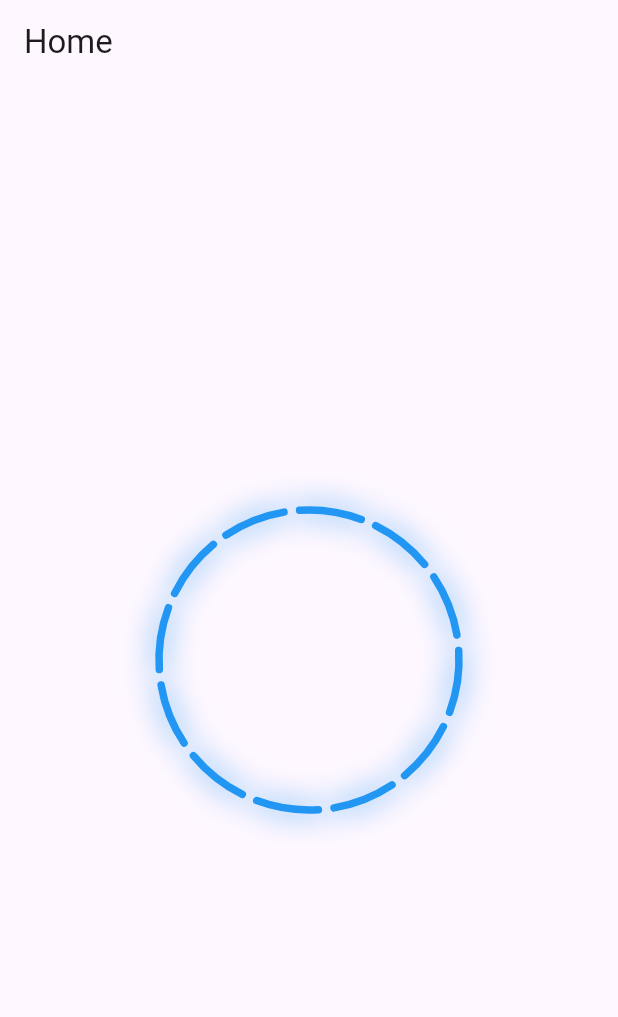
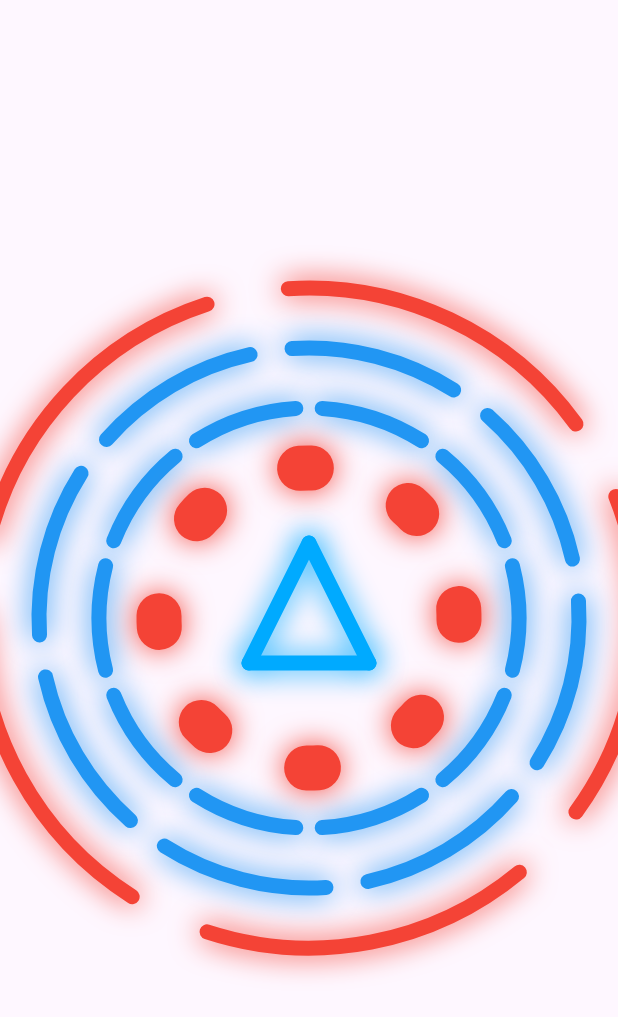
Before and after one commit to AngKhntKyw/custom_loadings, a Flutter app: the screen it shows after launch, on a phone screen of 412 x 824 dp. Shown: the top 1017 px of the screen. Run offline on Flutter 3.47's test engine with Material 3 defaults, Android fonts, the light colour scheme and no system bars; our stand-ins replace get.

Commit message:
create arc reactor

```diff
--- /dev/null
+++ b/lib/controller/circle_controller.dart
@@ -0,0 +1,29 @@
+import 'package:get/get.dart';
+import 'package:flutter/material.dart';
+
+class DottedCircleController extends GetxController
+    with GetSingleTickerProviderStateMixin {
+  late AnimationController animationController;
+  final rotationAngle = 0.0.obs; // Make rotationAngle observable
+
+  @override
+  void onInit() {
+    super.onInit();
+    // Initialize the animation controller
+    animationController = AnimationController(
+      vsync: this,
+      duration: Duration(seconds: 30), // Rotation speed
+    )..repeat(); // Start continuous rotation
+
+    // Listen to animation updates and update rotationAngle
+    animationController.addListener(() {
+      rotationAngle.value = animationController.value * 2 * 3.1416;
+    });
+  }
+
+  @override
+  void onClose() {
+    animationController.dispose(); // Dispose the controller
+    super.onClose();
+  }
+}
--- a/lib/pages/home_page.dart
+++ b/lib/pages/home_page.dart
@@ -1,4 +1,5 @@
 import 'package:custom_loadings/widgets/dotted_circle.dart';
+import 'package:custom_loadings/widgets/triangle.dart';
 import 'package:flutter/material.dart';
 
 class HomePage extends StatefulWidget {
@@ -12,19 +13,61 @@ class _HomePageState extends State<HomePage> {
   @override
   Widget build(BuildContext context) {
     return Scaffold(
-      appBar: AppBar(
-        title: const Text("Home"),
-      ),
       body: Center(
-        child: DottedCircle(
-          dotCount: 12,
-          radius: 100,
-          dotColor: Colors.blue,
-          strokeWidth: 5,
-          shadowColor: Colors.blue,
-          shadowBlurRadius: 10.0,
-          gapRatio: 0.2,
-          rotatingRight: false,
+        child: Stack(
+          alignment: Alignment.center,
+          children: [
+            DottedCircle(
+              dotCount: 5,
+              radius: 220,
+              dotColor: Colors.red,
+              strokeWidth: 10,
+              shadowColor: Colors.red,
+              shadowBlurRadius: 10.0,
+              gapRatio: 0.2,
+              rotatingRight: false,
+            ),
+            DottedCircle(
+              dotCount: 8,
+              radius: 180,
+              dotColor: Colors.blue,
+              strokeWidth: 10,
+              shadowColor: Colors.blue,
+              shadowBlurRadius: 10.0,
+              gapRatio: 0.2,
+              rotatingRight: false,
+            ),
+            DottedCircle(
+              dotCount: 10,
+              radius: 140,
+              dotColor: Colors.blue,
+              strokeWidth: 10,
+              shadowColor: Colors.blue,
+              shadowBlurRadius: 10.0,
+              gapRatio: 0.2,
+              rotatingRight: true,
+            ),
+            DottedCircle(
+              dotCount: 8,
+              radius: 100,
+              dotColor: Colors.red,
+              strokeWidth: 30,
+              shadowColor: Colors.red,
+              shadowBlurRadius: 10.0,
+              gapRatio: 0.9,
+              rotatingRight: false,
+            ),
+            Positioned(
+              top: 170,
+              child: TriangleWidget(
+                lineColor: const Color.fromARGB(255, 0, 170, 255),
+                strokeWidth: 10,
+                shadowColor: const Color.fromARGB(255, 0, 170, 255),
+                shadowBlurRadius: 10,
+                radius: 40,
+              ),
+            ),
+          ],
         ),
       ),
     );
--- a/lib/widgets/dotted_circle.dart
+++ b/lib/widgets/dotted_circle.dart
@@ -1,6 +1,9 @@
+import 'package:custom_loadings/controller/circle_controller.dart';
 import 'package:flutter/material.dart';
+import 'package:get/get.dart';
+import 'package:custom_loadings/widgets/dotted_circle_painter.dart';
 
-class DottedCircle extends StatefulWidget {
+class DottedCircle extends StatelessWidget {
   final int dotCount;
   final double radius;
   final Color dotColor;
@@ -23,132 +26,28 @@ class DottedCircle extends StatefulWidget {
   });
 
   @override
-  State<DottedCircle> createState() => _DottedCircleState();
-}
+  Widget build(BuildContext context) {
+    // Initialize the controller using GetX
+    final DottedCircleController controller = Get.put(DottedCircleController());
 
-class _DottedCircleState extends State<DottedCircle>
-    with SingleTickerProviderStateMixin {
-  late AnimationController _controller;
+    return Obx(() {
+      final rotationAngle = controller.rotationAngle * (rotatingRight ? 1 : -1);
 
-  @override
-  void initState() {
-    super.initState();
-    _controller = AnimationController(
-      vsync: this,
-      duration: Duration(seconds: 30),
-    )..repeat();
-
-    _controller.addListener(() {
-      setState(() {});
+      return Transform.rotate(
+        angle: rotationAngle,
+        child: CustomPaint(
+          size: Size(radius * 2, radius * 2),
+          painter: DottedCirclePainter(
+            dotCount: dotCount,
+            radius: radius,
+            dotColor: dotColor,
+            strokeWidth: strokeWidth,
+            shadowColor: shadowColor,
+            shadowBlurRadius: shadowBlurRadius,
+            gapRatio: gapRatio,
+          ),
+        ),
+      );
     });
   }
-
-  @override
-  void dispose() {
-    _controller.dispose();
-    super.dispose();
-  }
-
-  @override
-  Widget build(BuildContext context) {
-    return Transform.rotate(
-      angle: _controller.value * 2 * 3.1416 * (widget.rotatingRight ? 1 : -1),
-      child: CustomPaint(
-        size: Size(widget.radius * 2, widget.radius * 2),
-        painter: DottedCirclePainter(
-          dotCount: widget.dotCount,
-          radius: widget.radius,
-          dotColor: widget.dotColor,
-          strokeWidth: widget.strokeWidth,
-          shadowColor: widget.shadowColor,
-          shadowBlurRadius: widget.shadowBlurRadius,
-          gapRatio: widget.gapRatio,
-        ),
-      ),
-    );
-  }
 }
-
-class DottedCirclePainter extends CustomPainter {
-  final int dotCount;
-  final double radius;
-  final Color dotColor;
-  final double strokeWidth;
-  final Color shadowColor;
-  final double shadowBlurRadius;
-  final double gapRatio;
-
-  DottedCirclePainter({
-    required this.dotCount,
-    required this.radius,
-    this.dotColor = Colors.blue,
-    this.strokeWidth = 3.0,
-    this.shadowColor = Colors.blue,
-    this.shadowBlurRadius = 10.0,
-    this.gapRatio = 0.2,
-  });
-
-  @override
-  void paint(Canvas canvas, Size size) {
-    final center = Offset(size.width / 2, size.height / 2);
-
-    // Calculate the circumference of the circle
-    final circumference = 2 * 3.1416 * radius;
-
-    // Calculate the length of each dot and gap based on the gap ratio
-    final totalSegments = dotCount; // Each segment is a dot + a gap
-    final segmentLength = circumference / totalSegments;
-    final dotLength = dotCount == 1
-        ? circumference
-        : segmentLength * (1 - gapRatio); // Dot length
-    final gapLength = segmentLength * gapRatio; // Gap length
-
-    // Paint for the shadow (neon effect)
-    final shadowPaint = Paint()
-      ..color = shadowColor
-      ..strokeWidth = strokeWidth
-      ..style = PaintingStyle.stroke
-      ..strokeCap = StrokeCap.round
-      ..maskFilter = MaskFilter.blur(BlurStyle.normal, shadowBlurRadius);
-
-    // Draw the shadow (neon effect)
-    for (int i = 0; i < dotCount; i++) {
-      final startAngle = (i * (dotLength + gapLength)) / radius;
-      final sweepAngle = dotLength / radius;
-
-      canvas.drawArc(
-        Rect.fromCircle(center: center, radius: radius),
-        startAngle,
-        sweepAngle,
-        false,
-        shadowPaint,
-      );
-    }
-
-    // Paint for the actual dotted lines
-    final dotPaint = Paint()
-      ..color = dotColor
-      ..strokeWidth = strokeWidth
-      ..style = PaintingStyle.stroke
-      ..strokeCap = StrokeCap.round;
-
-    // Draw the actual dotted lines
-    for (int i = 0; i < dotCount; i++) {
-      final startAngle = (i * (dotLength + gapLength)) / radius;
-      final sweepAngle = dotLength / radius;
-
-      canvas.drawArc(
-        Rect.fromCircle(center: center, radius: radius),
-        startAngle,
-        sweepAngle,
-        false,
-        dotPaint,
-      );
-    }
-  }
-
-  @override
-  bool shouldRepaint(covariant CustomPainter oldDelegate) {
-    return true;
-  }
-}
--- /dev/null
+++ b/lib/widgets/dotted_circle_painter.dart
@@ -0,0 +1,85 @@
+import 'package:flutter/material.dart';
+
+class DottedCirclePainter extends CustomPainter {
+  final int dotCount;
+  final double radius;
+  final Color dotColor;
+  final double strokeWidth;
+  final Color shadowColor;
+  final double shadowBlurRadius;
+  final double gapRatio;
+
+  DottedCirclePainter({
+    required this.dotCount,
+    required this.radius,
+    this.dotColor = Colors.blue,
+    this.strokeWidth = 3.0,
+    this.shadowColor = Colors.blue,
+    this.shadowBlurRadius = 10.0,
+    this.gapRatio = 0.2,
+  });
+
+  @override
+  void paint(Canvas canvas, Size size) {
+    final center = Offset(size.width / 2, size.height / 2);
+
+    // Calculate the circumference of the circle
+    final circumference = 2 * 3.1416 * radius;
+
+    // Calculate the length of each dot and gap based on the gap ratio
+    final totalSegments = dotCount; // Each segment is a dot + a gap
+    final segmentLength = circumference / totalSegments;
+    final dotLength = dotCount == 1
+        ? circumference
+        : segmentLength * (1 - gapRatio); // Dot length
+    final gapLength = segmentLength * gapRatio; // Gap length
+
+    // Paint for the shadow (neon effect)
+    final shadowPaint = Paint()
+      ..color = shadowColor
+      ..strokeWidth = strokeWidth
+      ..style = PaintingStyle.stroke
+      ..strokeCap = StrokeCap.round
+      ..maskFilter = MaskFilter.blur(BlurStyle.normal, shadowBlurRadius);
+
+    // Draw the shadow (neon effect)
+    for (int i = 0; i < dotCount; i++) {
+      final startAngle = (i * (dotLength + gapLength)) / radius;
+      final sweepAngle = dotLength / radius;
+
+      canvas.drawArc(
+        Rect.fromCircle(center: center, radius: radius),
+        startAngle,
+        sweepAngle,
+        false,
+        shadowPaint,
+      );
+    }
+
+    // Paint for the actual dotted lines
+    final dotPaint = Paint()
+      ..color = dotColor
+      ..strokeWidth = strokeWidth
+      ..style = PaintingStyle.stroke
+      ..strokeCap = StrokeCap.round;
+
+    // Draw the actual dotted lines
+    for (int i = 0; i < dotCount; i++) {
+      final startAngle = (i * (dotLength + gapLength)) / radius;
+      final sweepAngle = dotLength / radius;
+
+      canvas.drawArc(
+        Rect.fromCircle(center: center, radius: radius),
+        startAngle,
+        sweepAngle,
+        false,
+        dotPaint,
+      );
+    }
+  }
+
+  @override
+  bool shouldRepaint(covariant CustomPainter oldDelegate) {
+    return true;
+  }
+}
--- /dev/null
+++ b/lib/widgets/triangle.dart
@@ -0,0 +1,32 @@
+import 'package:custom_loadings/widgets/triangle_painter.dart';
+import 'package:flutter/material.dart';
+
+class TriangleWidget extends StatelessWidget {
+  final Color lineColor;
+  final double strokeWidth;
+  final Color shadowColor;
+  final double shadowBlurRadius;
+  final double radius;
+
+  const TriangleWidget({
+    super.key,
+    this.lineColor = Colors.blue,
+    this.strokeWidth = 3.0,
+    this.shadowColor = Colors.black,
+    this.shadowBlurRadius = 5.0,
+    this.radius = 50,
+  });
+
+  @override
+  Widget build(BuildContext context) {
+    return CustomPaint(
+      size: Size(radius * 2, radius * 2),
+      painter: TrianglePainter(
+        lineColor: lineColor,
+        strokeWidth: strokeWidth,
+        shadowColor: shadowColor,
+        shadowBlurRadius: shadowBlurRadius,
+      ),
+    );
+  }
+}
--- /dev/null
+++ b/lib/widgets/triangle_painter.dart
@@ -0,0 +1,65 @@
+import 'package:flutter/material.dart';
+
+class TrianglePainter extends CustomPainter {
+  final Color lineColor; // Color of the triangle lines
+  final double strokeWidth; // Width of the triangle lines
+  final Color shadowColor; // Color of the shadow
+  final double shadowBlurRadius; // Blur radius of the shadow
+
+  TrianglePainter({
+    this.lineColor = Colors.blue,
+    this.strokeWidth = 3.0,
+    this.shadowColor = Colors.black,
+    this.shadowBlurRadius = 5.0,
+  });
+
+  @override
+  void paint(Canvas canvas, Size size) {
+    final center = Offset(size.width / 2, size.height / 2);
+    final triangleHeight = size.height;
+    final triangleWidth = size.width;
+
+    // Define the three points of the triangle
+    final point1 = Offset(center.dx, center.dy - triangleHeight / 2); // Top
+    final point2 = Offset(center.dx - triangleWidth / 2,
+        center.dy + triangleHeight / 2); // Bottom left
+    final point3 = Offset(center.dx + triangleWidth / 2,
+        center.dy + triangleHeight / 2); // Bottom right
+
+    // Paint for the shadow
+    final shadowPaint = Paint()
+      ..color = shadowColor
+      ..strokeWidth = strokeWidth
+      ..style = PaintingStyle.stroke
+      ..strokeCap = StrokeCap.round
+      ..maskFilter = MaskFilter.blur(BlurStyle.normal, shadowBlurRadius);
+
+    // Draw the shadow lines
+    _drawLine(canvas, point1, point2, shadowPaint); // Top to bottom left
+    _drawLine(
+        canvas, point2, point3, shadowPaint); // Bottom left to bottom right
+    _drawLine(canvas, point3, point1, shadowPaint); // Bottom right to top
+
+    // Paint for the actual triangle lines
+    final linePaint = Paint()
+      ..color = lineColor
+      ..strokeWidth = strokeWidth
+      ..style = PaintingStyle.stroke
+      ..strokeCap = StrokeCap.round;
+
+    // Draw the actual triangle lines
+    _drawLine(canvas, point1, point2, linePaint); // Top to bottom left
+    _drawLine(canvas, point2, point3, linePaint); // Bottom left to bottom right
+    _drawLine(canvas, point3, point1, linePaint); // Bottom right to top
+  }
+
+  // Helper method to draw a line between two points
+  void _drawLine(Canvas canvas, Offset start, Offset end, Paint paint) {
+    canvas.drawLine(start, end, paint);
+  }
+
+  @override
+  bool shouldRepaint(covariant CustomPainter oldDelegate) {
+    return true;
+  }
+}
--- a/pubspec.yaml
+++ b/pubspec.yaml
@@ -34,6 +34,7 @@ dependencies:
   # The following adds the Cupertino Icons font to your application.
   # Use with the CupertinoIcons class for iOS style icons.
   cupertino_icons: ^1.0.8
+  get: ^4.7.1
 
 dev_dependencies:
   flutter_test:
```
Also changed, not shown: pubspec.lock.
